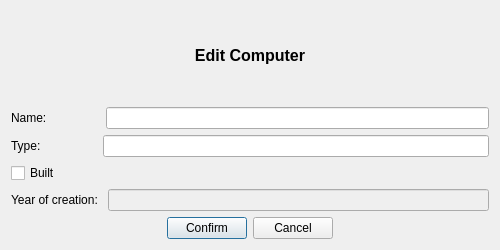
Before: the Qt Designer form Vika3nytt/dialogeditcom.ui in sabbisun/Vika3nytt, drawn with Qt 5.
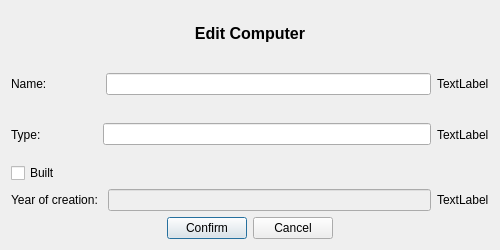
After: the same form once the commit is applied.

Commit message: errors in edit computer, breytti check glugga

What changed in the file:
```diff
--- a/Vika3nytt/dialogeditcom.ui
+++ b/Vika3nytt/dialogeditcom.ui
@@ -47,6 +47,13 @@
      <item>
       <widget class="QLineEdit" name="lineEdit_name"/>
      </item>
+     <item>
+      <widget class="QLabel" name="label_nameError">
+       <property name="text">
+        <string>TextLabel</string>
+       </property>
+      </widget>
+     </item>
     </layout>
    </item>
    <item>
@@ -61,6 +68,13 @@
      <item>
       <widget class="QLineEdit" name="lineEdit_type"/>
      </item>
+     <item>
+      <widget class="QLabel" name="label_typeError">
+       <property name="text">
+        <string>TextLabel</string>
+       </property>
+      </widget>
+     </item>
     </layout>
    </item>
    <item>
@@ -88,6 +102,13 @@
          </property>
         </widget>
        </item>
+       <item>
+        <widget class="QLabel" name="label_buildYearError">
+         <property name="text">
+          <string>TextLabel</string>
+         </property>
+        </widget>
+       </item>
       </layout>
      </item>
     </layout>
```
The commit also changes 8 other files.
